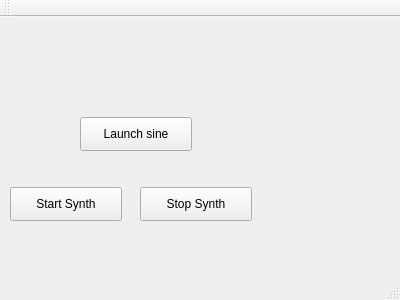
Qt form mainwindow.ui (johnty/QtStkPipeOrgan) before a commit.
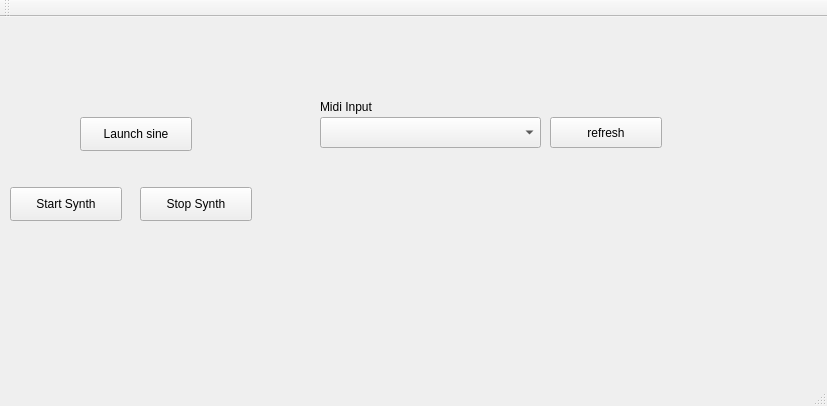
The same form after that commit.

Commit message: port list

```diff
--- a/mainwindow.ui
+++ b/mainwindow.ui
@@ -6,8 +6,8 @@
    <rect>
     <x>0</x>
     <y>0</y>
-    <width>400</width>
-    <height>300</height>
+    <width>827</width>
+    <height>406</height>
    </rect>
   </property>
   <property name="windowTitle">
@@ -53,6 +53,42 @@
      <string>Stop Synth</string>
     </property>
    </widget>
+   <widget class="QComboBox" name="comboBoxMidiIn">
+    <property name="geometry">
+     <rect>
+      <x>320</x>
+      <y>100</y>
+      <width>221</width>
+      <height>31</height>
+     </rect>
+    </property>
+   </widget>
+   <widget class="QLabel" name="labelMidiInput">
+    <property name="geometry">
+     <rect>
+      <x>320</x>
+      <y>80</y>
+      <width>91</width>
+      <height>19</height>
+     </rect>
+    </property>
+    <property name="text">
+     <string>Midi Input</string>
+    </property>
+   </widget>
+   <widget class="QPushButton" name="pushButtonRefreshMidi">
+    <property name="geometry">
+     <rect>
+      <x>550</x>
+      <y>100</y>
+      <width>112</width>
+      <height>31</height>
+     </rect>
+    </property>
+    <property name="text">
+     <string>refresh</string>
+    </property>
+   </widget>
   </widget>
   <widget class="QMenuBar" name="menuBar">
    <property name="geometry">
```
Left out of the diff: 2 changed lines with no effect on the pictures. The commit also changes 2 other files.
